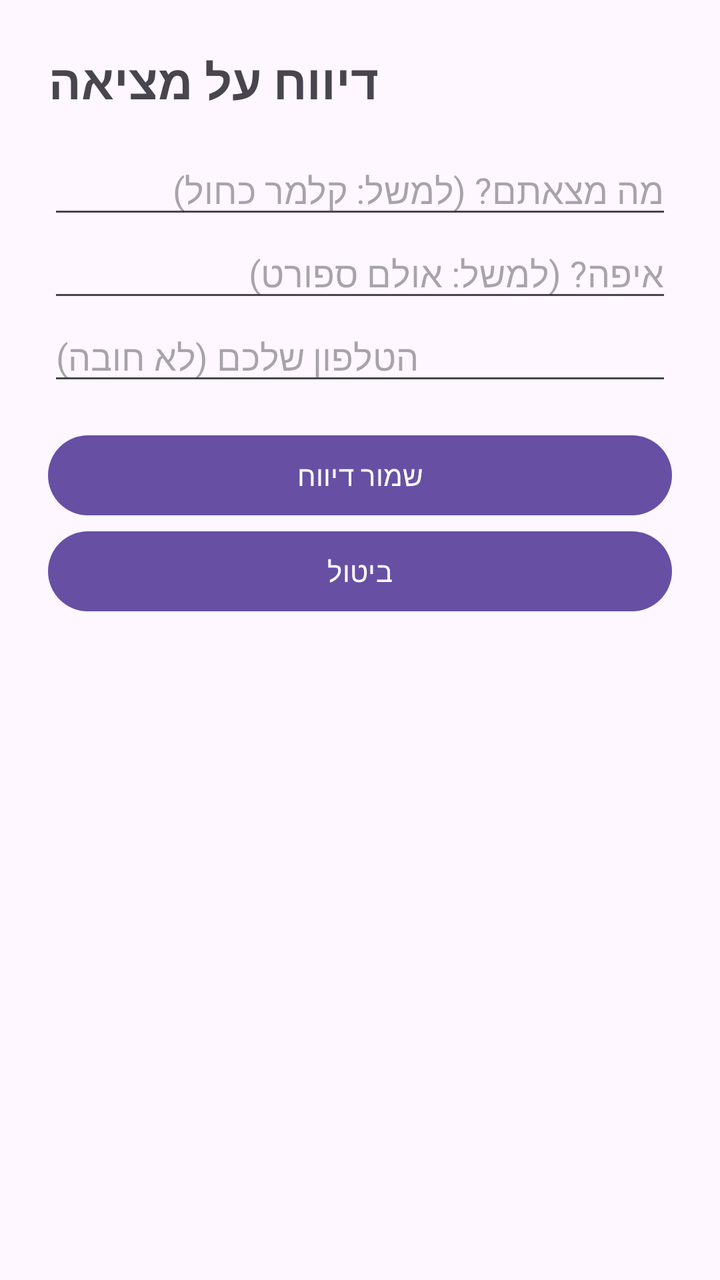
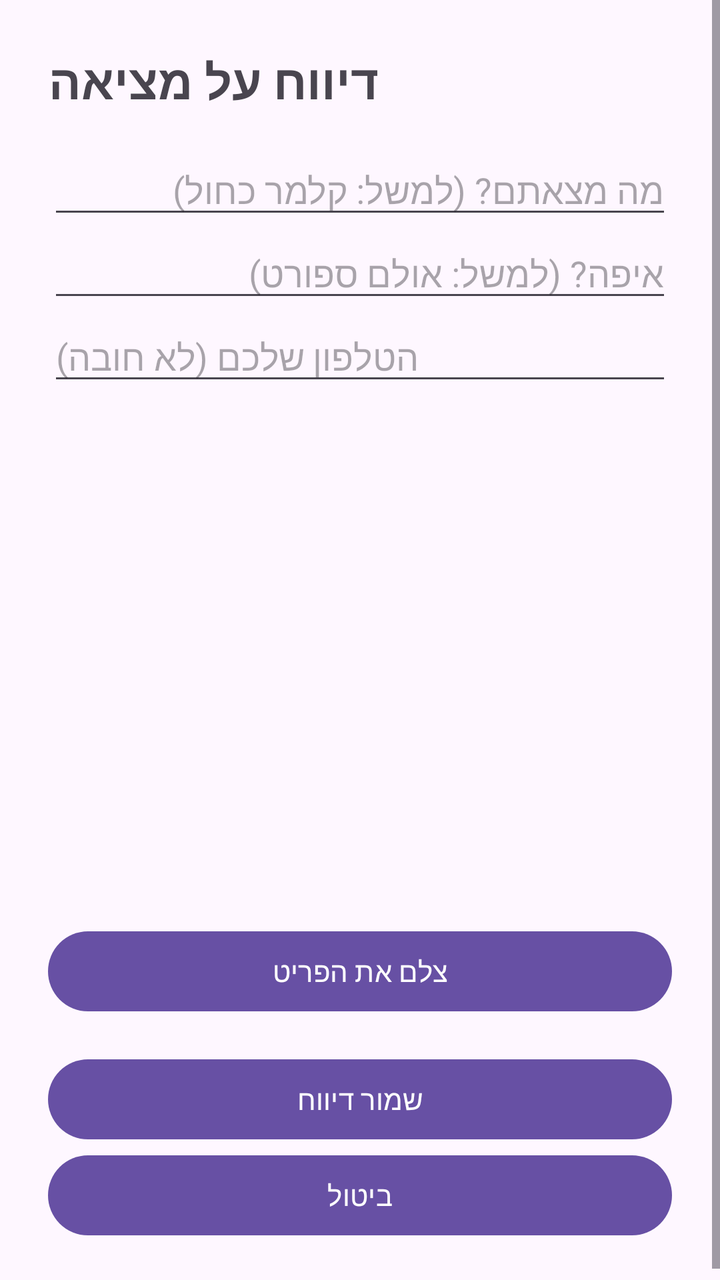

An Android layout rendered at two revisions. The XML below is the earlier revision; the diff shows what the commit changed to produce the second picture.
<!-- AndroidManifest.xml: application theme Theme.MyApplication -->
<!-- res/layout/activity_report.xml -->
<ScrollView xmlns:android="http://schemas.android.com/apk/res/android" android:layout_width="match_parent" android:layout_height="match_parent">
    <LinearLayout
        android:layout_width="match_parent"
        android:layout_height="wrap_content"
        android:orientation="vertical"
        android:padding="24dp">

        <TextView
            android:layout_width="wrap_content"
            android:layout_height="wrap_content"
            android:text="דיווח על מציאה"
            android:textSize="24sp"
            android:textStyle="bold"/>
        <EditText
            android:id="@+id/etTitle"
            android:layout_width="match_parent"
            android:layout_height="wrap_content"
            android:layout_marginTop="16dp"
            android:hint="מה מצאתם? (למשל: קלמר כחול)"
            android:inputType="textCapSentences"/>
        <EditText
            android:id="@+id/etLocation"
            android:layout_width="match_parent"
            android:layout_height="wrap_content"
            android:hint="איפה? (למשל: אולם ספורט)"/>
        <EditText
            android:id="@+id/etPhone"
            android:layout_width="match_parent"
            android:layout_height="wrap_content"
            android:hint="הטלפון שלכם (לא חובה)"
            android:inputType="phone"/>
        <Button
            android:id="@+id/btnSave"
            android:layout_width="match_parent"
            android:layout_height="wrap_content"
            android:layout_marginTop="16dp"
            android:text="שמור דיווח"/>
        <Button
            android:id="@+id/btnCancel"
            android:layout_width="match_parent"
            android:layout_height="wrap_content"
            android:text="ביטול"/>
    </LinearLayout>
</ScrollView>
<!-- resources referenced by this layout -->
<resources>
  <style name="Theme.MyApplication" parent="Base.Theme.MyApplication" />
  <style name="Base.Theme.MyApplication" parent="Theme.Material3.DayNight.NoActionBar">
          
          
      </style>
</resources>

<!-- the commit's change to res/layout/activity_report.xml (unified diff, before → after) -->
@@ -1,16 +1,22 @@
-<ScrollView xmlns:android="http://schemas.android.com/apk/res/android" android:layout_width="match_parent" android:layout_height="match_parent">
+<ScrollView xmlns:android="http://schemas.android.com/apk/res/android"
+    android:layout_width="match_parent"
+
+    android:layout_height="match_parent">
     <LinearLayout
         android:layout_width="match_parent"
-        android:layout_height="wrap_content"
+        android:layout_height="match_parent"
         android:orientation="vertical"
         android:padding="24dp">
+
+
 
         <TextView
             android:layout_width="wrap_content"
             android:layout_height="wrap_content"
             android:text="דיווח על מציאה"
             android:textSize="24sp"
-            android:textStyle="bold"/>
+            android:textStyle="bold" />
+
         <EditText
             android:id="@+id/etTitle"
             android:layout_width="match_parent"
@@ -29,12 +35,37 @@
             android:layout_height="wrap_content"
             android:hint="הטלפון שלכם (לא חובה)"
             android:inputType="phone"/>
+
+        <ImageView
+            android:id="@+id/ivPhoto"
+            android:layout_width="match_parent"
+            android:layout_height="200dp" />
+
+        <TextView
+            android:id="@+id/tvPhotoStatus"
+            android:layout_width="365dp"
+            android:layout_height="48dp"
+            android:gravity="center"
+            android:textSize="15sp" />
+
+        <Button
+            android:id="@+id/btnSettings"
+            android:layout_width="match_parent"
+            android:layout_height="wrap_content"
+            android:text="פתח הגדרות הרשאות"
+            android:visibility="gone" />
+        <Button
+            android:id="@+id/btnPhoto"
+            android:layout_width="match_parent"
+            android:layout_height="wrap_content"
+            android:layout_marginTop="16dp"
+            android:text="צלם את הפריט"/>
         <Button
             android:id="@+id/btnSave"
             android:layout_width="match_parent"
             android:layout_height="wrap_content"
             android:layout_marginTop="16dp"
-            android:text="שמור דיווח"/>
+            android:text="שמור דיווח" />
         <Button
             android:id="@+id/btnCancel"
             android:layout_width="match_parent"
